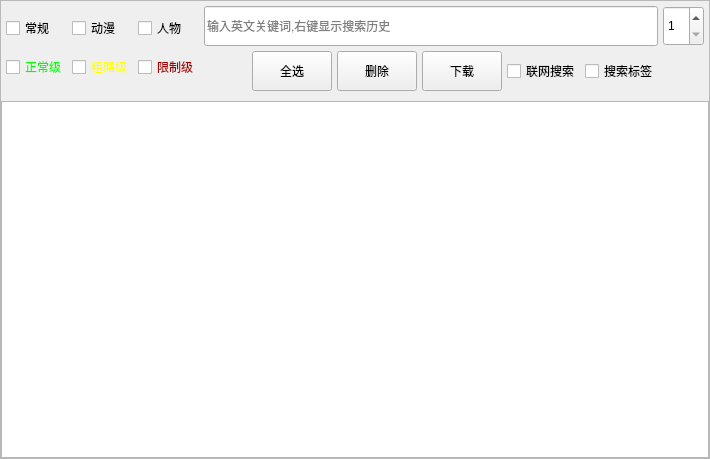
YUN-LJ/FrameFlow, file FrameFlow/SubWidget/Home/DesignFile/SearchPage.ui: the form before one commit.
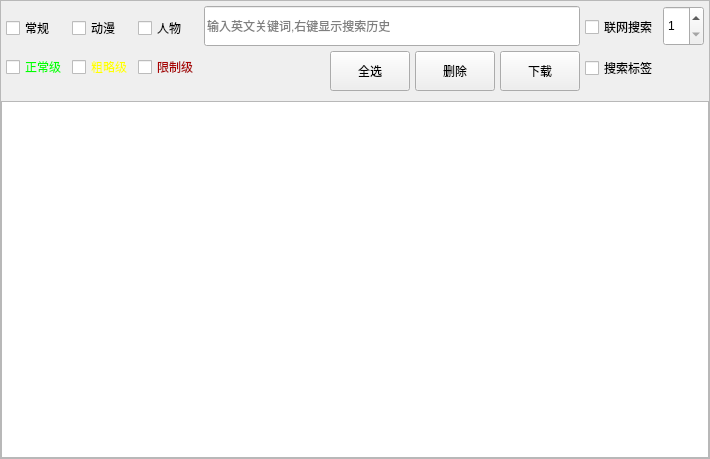
The form after the commit. Custom widgets are drawn as their Qt base class.

Diff of the .ui file:
```diff
--- a/FrameFlow/SubWidget/Home/DesignFile/SearchPage.ui
+++ b/FrameFlow/SubWidget/Home/DesignFile/SearchPage.ui
@@ -39,8 +39,8 @@
        <rect>
         <x>0</x>
         <y>0</y>
-        <width>713</width>
-        <height>445</height>
+        <width>708</width>
+        <height>457</height>
        </rect>
       </property>
       <layout class="QVBoxLayout" name="verticalLayout_3">
@@ -77,7 +77,7 @@
           <number>0</number>
          </property>
          <item>
-          <layout class="QHBoxLayout" name="horizontalLayout_2" stretch="0,0,0">
+          <layout class="QHBoxLayout" name="horizontalLayout_2" stretch="0,0,0,0">
            <property name="spacing">
             <number>5</number>
            </property>
@@ -217,6 +217,15 @@
                  </property>
                 </widget>
                </item>
+              </layout>
+             </item>
+            </layout>
+           </item>
+           <item>
+            <layout class="QVBoxLayout" name="verticalLayout_6">
+             <property name="spacing">
+              <number>0</number>
+             </property>
                <item>
                 <widget class="SwitchButton" name="checkBox_use_network">
                  <property name="minimumSize">
@@ -242,8 +251,6 @@
                   <string>搜索标签</string>
                  </property>
                 </widget>
-               </item>
-              </layout>
              </item>
             </layout>
            </item>
```
Lines whose indentation alone changed are shown as unchanged.
